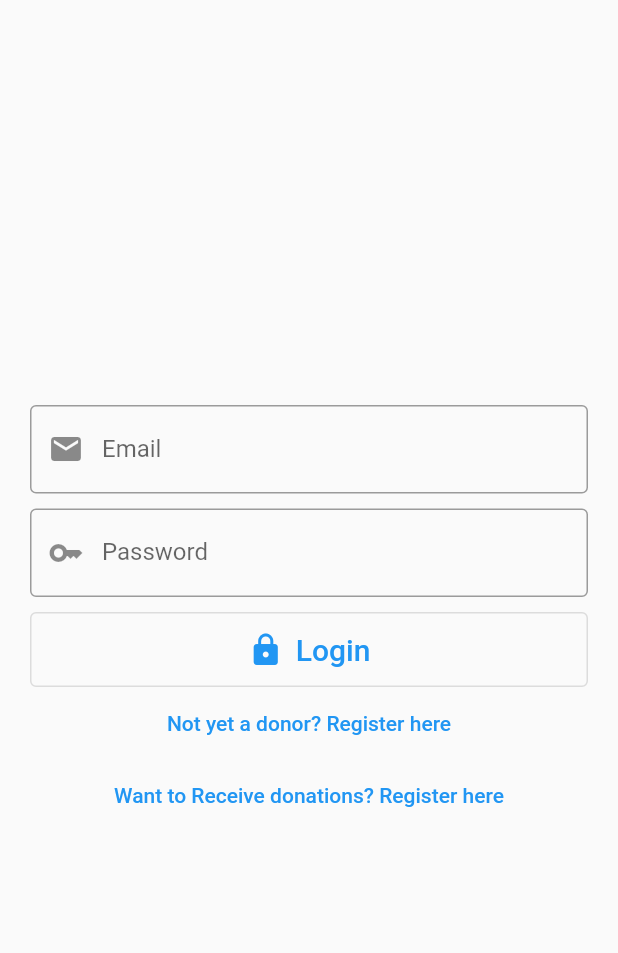
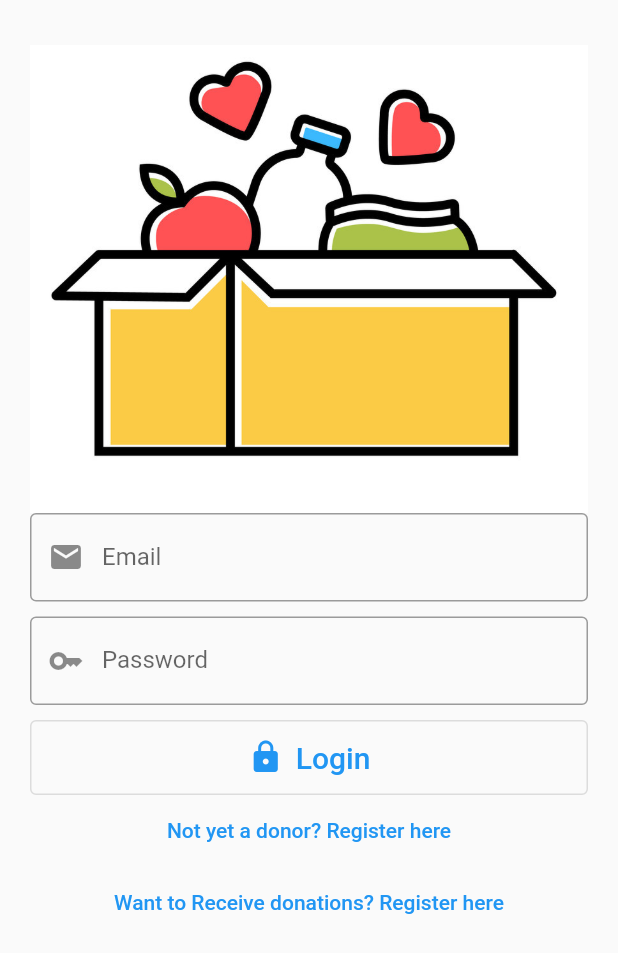
Before and after one commit to geek911/09876543, a Flutter app: the screen it shows after launch, on a phone screen of 412 x 824 dp. Shown: the top 953 px of the screen. Run offline on Flutter 3.47's test engine with Material 2 defaults, Android fonts, the phone set to English and light mode, and no system bars; our stand-ins replace cloud_firestore, firebase_auth, firebase_core, firebase_database, form_validator, location and 3 more; missing offline and left inert: dart:ffi, firebase_app_check, flutter_dialogs, mailer, map_launcher, time_range_picker; accounts and stored records are empty.

Commit message:
Changed wording and added an icon

```diff
--- a/lib/pages/login_page.dart
+++ b/lib/pages/login_page.dart
@@ -127,6 +127,7 @@ class LoginPage extends StatelessWidget {
     return Scaffold(
       body: Container(
           margin: const EdgeInsets.only(left: 20, right: 20),
+          child: SingleChildScrollView(
             child: Center(
               child: Form(
                 key: _formKey,
@@ -134,6 +135,12 @@ class LoginPage extends StatelessWidget {
                   mainAxisAlignment: MainAxisAlignment.center,
                   crossAxisAlignment: CrossAxisAlignment.stretch,
                   children: [
+                    SizedBox(
+                      height: 30,
+                    ),
+                    Image.asset(
+                      'assets/icon.png',
+                    ),
                     TextFormField(
                       controller: _emailController,
                       validator: ValidationBuilder()
@@ -183,11 +190,12 @@ class LoginPage extends StatelessWidget {
                       onPressed: () => _registerDonor(context),
                     ),
                     TextButton(
-                    child:
-                        const Text('Want to Receive donations? Register here'),
+                      child: const Text(
+                          'Want to Receive donations? Register here'),
                       onPressed: () => _registerReciever(context),
                     ),
                   ],
+                ),
               ),
             ),
           )),
--- a/lib/pages/receive_page.dart
+++ b/lib/pages/receive_page.dart
@@ -105,7 +105,7 @@ class _ReceiverPageState extends State<ReceiverPage> {
           ),
           BottomNavigationBarItem(
             icon: Icon(Icons.star),
-            label: 'Received',
+            label: 'Favorates',
           ),
           BottomNavigationBarItem(
             icon: Icon(Icons.person),
--- a/pubspec.yaml
+++ b/pubspec.yaml
@@ -74,9 +74,8 @@ flutter:
   uses-material-design: true
 
   # To add assets to your application, add an assets section, like this:
-  # assets:
-  #   - images/a_dot_burr.jpeg
-  #   - images/a_dot_ham.jpeg
+  assets:
+    - assets/icon.png
 
   # An image asset can refer to one or more resolution-specific "variants", see
   # https://flutter.dev/assets-and-images/#resolution-aware.
```
Also changed, not shown: assets/icon.png (added). Lines whose indentation alone changed are shown as unchanged.
